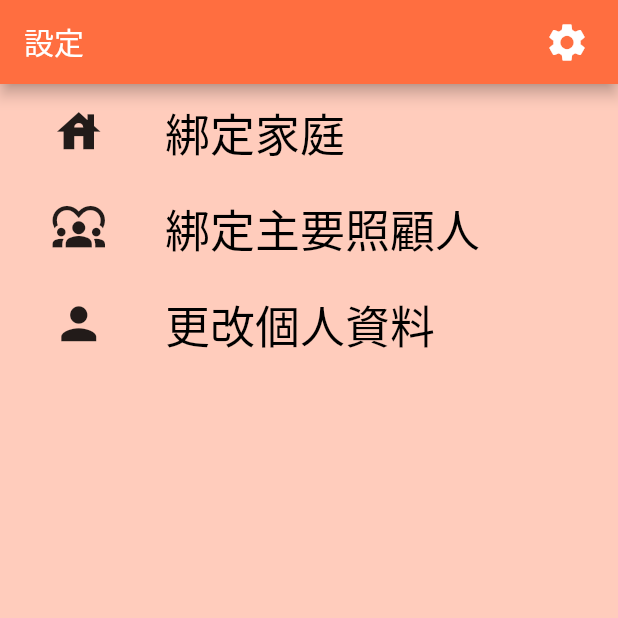
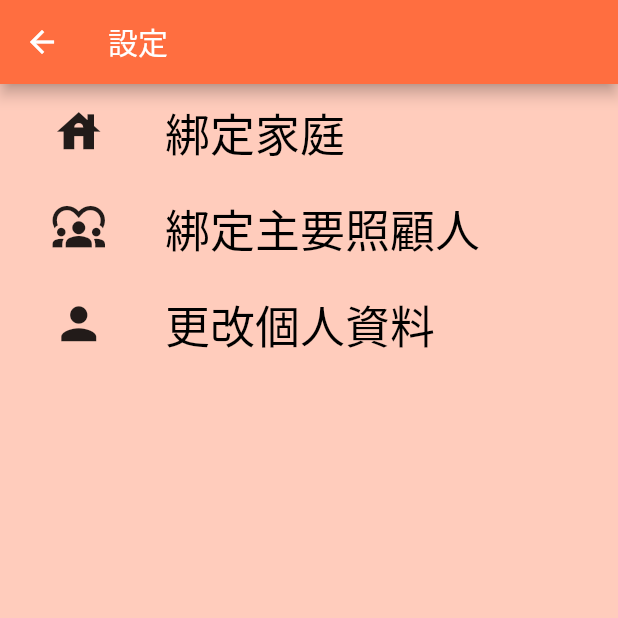
Before and after one commit to Lichyo/LTC, a Flutter app: the screen it shows after launch, after a tap on the "settings" icon, on a phone screen of 412 x 824 dp, the top half of it. Run offline on Flutter 3.47's test engine with Material 2 defaults, Android fonts, the phone set to English and light mode, and no system bars; our stand-ins replace cloud_firestore, firebase_auth, firebase_core, firebase_storage; missing offline and left inert: record; accounts and stored records are empty.

Commit message:
transfer between setting and homepage

```diff
--- a/lib/main.dart
+++ b/lib/main.dart
@@ -20,7 +20,7 @@ class LTC extends StatelessWidget {
   Widget build(BuildContext context) {
     return const MaterialApp(
       debugShowCheckedModeBanner: false,
-      home: SettingPage(),
+      home: HomePage(),
     );
   }
 }
--- a/lib/pages/home_page.dart
+++ b/lib/pages/home_page.dart
@@ -1,6 +1,7 @@
 import 'package:flutter/material.dart';
 import 'package:long_time_care/components/button.dart';
 import 'package:long_time_care/components/record_button.dart';
+import 'package:long_time_care/pages/setting_page.dart';
 
 class HomePage extends StatefulWidget {
   const HomePage({Key? key}) : super(key: key);
@@ -31,7 +32,8 @@ class _HomePageState extends State<HomePage> {
                 icon: Icon(Icons.settings),
                 iconSize: 30,
                 onPressed: () {
-                  print("aaa");
+                  Navigator.push(context,
+                      MaterialPageRoute(builder: (context) => SettingPage()));
                 }
                 // Icons.settings,
                 // ,
--- a/lib/pages/setting_page.dart
+++ b/lib/pages/setting_page.dart
@@ -2,6 +2,7 @@ import 'package:flutter/material.dart';
 import 'package:long_time_care/components/button.dart';
 import 'package:long_time_care/components/record_button.dart';
 import 'package:long_time_care/components/setting_button.dart';
+import 'package:long_time_care/pages/home_page.dart';
 
 class SettingPage extends StatefulWidget {
   const SettingPage({Key? key}) : super(key: key);
@@ -28,15 +29,6 @@ class _SettingPageState extends State<SettingPage> {
             padding: EdgeInsets.symmetric(
               horizontal: 10.0,
             ),
-            child: IconButton(
-                icon: Icon(Icons.settings),
-                iconSize: 30,
-                onPressed: () {
-                  print("aaa");
-                }
-                // Icons.settings,
-                // ,
-                ),
           )
         ],
       ),
```
